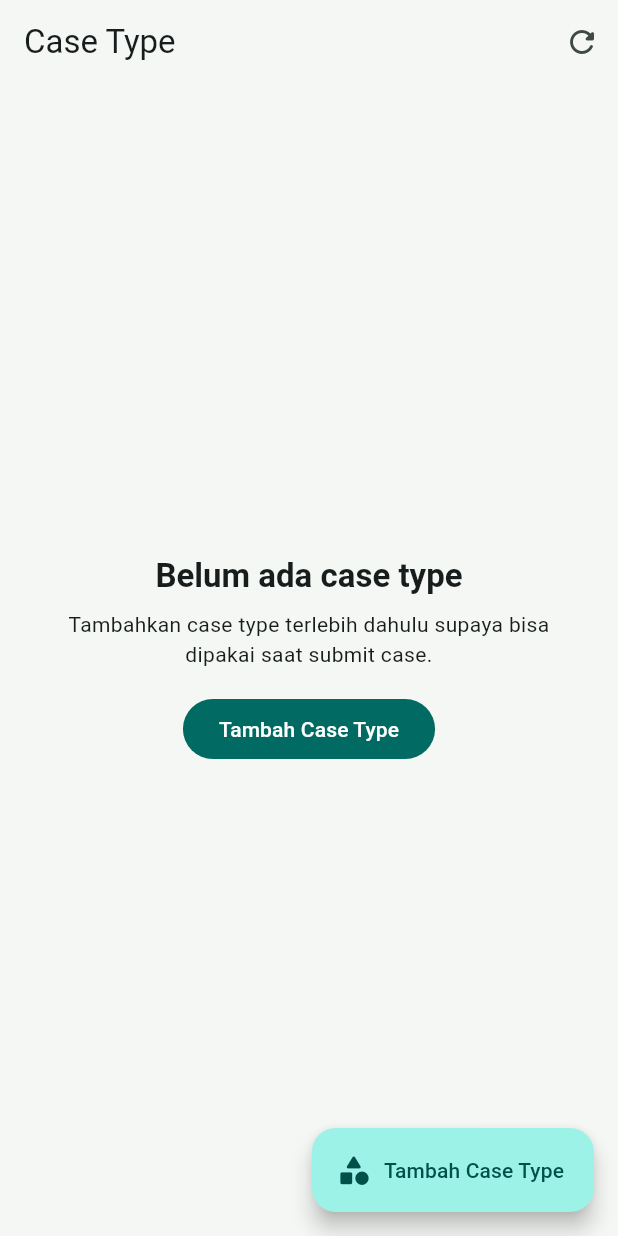
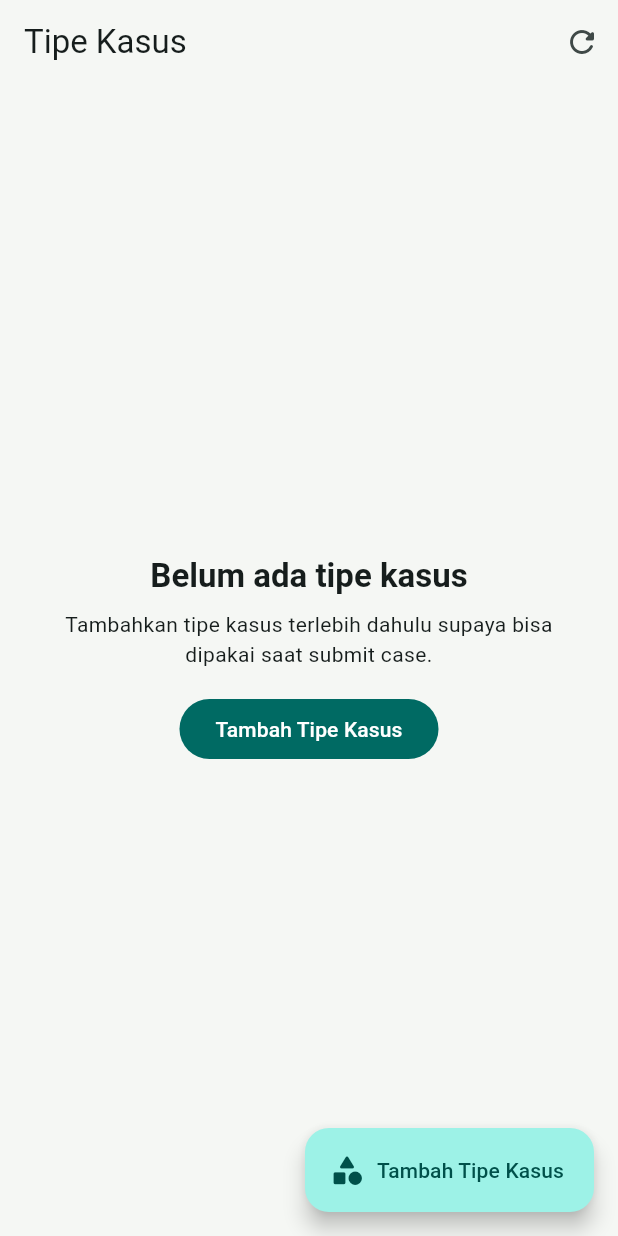
Before and after one commit to magerngulik/sesi-ira, a Flutter app: the CaseTypesPage screen opened by its route, on a phone screen of 412 x 824 dp. Run offline on Flutter 3.47's test engine with Material 3 defaults, Android fonts, the phone set to English and light mode, and no system bars; our stand-ins replace bloc, equatable, flutter_bloc, go_router, image_picker, supabase_flutter; accounts and stored records are empty.

Commit message:
- perbaikan wording case_yype ke tipe kasus - perubahan pada form cases

```diff
--- a/lib/features/cases/data/repositories/cases_repository.dart
+++ b/lib/features/cases/data/repositories/cases_repository.dart
@@ -37,9 +37,9 @@ class CasesRepository {
   Future<void> createCase({
     required String clientId,
     required String psychologistId,
+    required String caseTypeId,
     required String title,
     required String startDate,
-    String? endDate,
     String? category,
     String? complaint,
     String? goal,
@@ -51,13 +51,14 @@ class CasesRepository {
         .insert(<String, dynamic>{
           'client_id': clientId,
           'assigned_psychologist_id': psychologistId,
+          'case_type_id': caseTypeId,
           'title': title,
           'category': _emptyToNull(category),
           'complaint': _emptyToNull(complaint),
           'goal': _emptyToNull(goal),
           'status': status,
           'start_date': startDate,
-          'end_date': _emptyToNull(endDate),
+          'end_date': null,
         })
         .select('id')
         .single();
--- a/lib/features/cases/presentation/pages/case_types_page.dart
+++ b/lib/features/cases/presentation/pages/case_types_page.dart
@@ -63,7 +63,7 @@ class _CaseTypesPageState extends State<CaseTypesPage> {
   Widget build(BuildContext context) {
     return Scaffold(
       appBar: AppBar(
-        title: const Text('Case Type'),
+        title: const Text('Tipe Kasus'),
         actions: <Widget>[
           IconButton(
             onPressed: _reload,
@@ -75,7 +75,7 @@ class _CaseTypesPageState extends State<CaseTypesPage> {
       floatingActionButton: FloatingActionButton.extended(
         onPressed: _openCreateCaseTypeSheet,
         icon: const Icon(Icons.category_rounded),
-        label: const Text('Tambah Case Type'),
+        label: const Text('Tambah Tipe Kasus'),
       ),
       body: FutureBuilder<List<CaseTypeModel>>(
         future: _caseTypesFuture,
@@ -86,7 +86,7 @@ class _CaseTypesPageState extends State<CaseTypesPage> {
 
           if (snapshot.hasError) {
             return StateMessage(
-              title: 'Gagal memuat case type',
+              title: 'Gagal memuat tipe kasus',
               subtitle: '${snapshot.error}',
               actionLabel: 'Coba Lagi',
               onPressed: _reload,
@@ -96,10 +96,10 @@ class _CaseTypesPageState extends State<CaseTypesPage> {
           final caseTypes = snapshot.data ?? <CaseTypeModel>[];
           if (caseTypes.isEmpty) {
             return StateMessage(
-              title: 'Belum ada case type',
+              title: 'Belum ada tipe kasus',
               subtitle:
-                  'Tambahkan case type terlebih dahulu supaya bisa dipakai saat submit case.',
-              actionLabel: 'Tambah Case Type',
+                  'Tambahkan tipe kasus terlebih dahulu supaya bisa dipakai saat submit case.',
+              actionLabel: 'Tambah Tipe Kasus',
               onPressed: _openCreateCaseTypeSheet,
             );
           }
@@ -146,7 +146,7 @@ class _CaseTypesPageState extends State<CaseTypesPage> {
                           ),
                           IconButton(
                             onPressed: () => _openEditCaseTypeSheet(item),
-                            tooltip: 'Edit Case Type',
+                            tooltip: 'Edit Tipe Kasus',
                             icon: const Icon(Icons.edit_outlined),
                           ),
                           _CaseTypeStatusChip(isActive: item.isActive),
@@ -254,7 +254,7 @@ class _CaseTypeFormSheetState extends State<_CaseTypeFormSheet> {
             crossAxisAlignment: CrossAxisAlignment.start,
             children: <Widget>[
               Text(
-                _isEditMode ? 'Update Case Type' : 'Tambah Case Type',
+                _isEditMode ? 'Update Tipe Kasus' : 'Tambah Tipe Kasus',
                 style: Theme.of(context).textTheme.headlineSmall?.copyWith(
                   fontWeight: FontWeight.w700,
                 ),
@@ -272,13 +272,13 @@ class _CaseTypeFormSheetState extends State<_CaseTypeFormSheet> {
               TextFormField(
                 controller: _nameController,
                 decoration: const InputDecoration(
-                  labelText: 'Nama case type',
+                  labelText: 'Nama tipe kasus',
                   hintText: 'Contoh: Konseling Individu',
                 ),
                 textInputAction: TextInputAction.next,
                 validator: (value) {
                   if (value == null || value.trim().isEmpty) {
-                    return 'Nama case type wajib diisi.';
+                    return 'Nama tipe kasus wajib diisi.';
                   }
 
                   return null;
@@ -289,7 +289,7 @@ class _CaseTypeFormSheetState extends State<_CaseTypeFormSheet> {
                 controller: _descriptionController,
                 decoration: const InputDecoration(
                   labelText: 'Deskripsi',
-                  hintText: 'Jelaskan penggunaan case type ini.',
+                  hintText: 'Jelaskan penggunaan tipe kasus ini.',
                 ),
                 maxLines: 3,
                 textInputAction: TextInputAction.newline,
@@ -307,7 +307,7 @@ class _CaseTypeFormSheetState extends State<_CaseTypeFormSheet> {
                       },
                 title: const Text('Status aktif'),
                 subtitle: const Text(
-                  'Jika aktif, case type bisa langsung dipakai di form case.',
+                  'Jika aktif, tipe kasus bisa langsung dipakai di form case.',
                 ),
               ),
               const SizedBox(height: 20),
@@ -319,8 +319,8 @@ class _CaseTypeFormSheetState extends State<_CaseTypeFormSheet> {
                     _isSubmitting
                         ? 'Menyimpan...'
                         : _isEditMode
-                        ? 'Update Case Type'
-                        : 'Simpan Case Type',
+                        ? 'Update Tipe Kasus'
+                        : 'Simpan Tipe Kasus',
                   ),
                 ),
               ),
@@ -367,8 +367,8 @@ class _CaseTypeFormSheetState extends State<_CaseTypeFormSheet> {
           SnackBar(
             content: Text(
               _isEditMode
-                  ? 'Case type berhasil diperbarui.'
-                  : 'Case type baru berhasil dibuat.',
+                  ? 'Tipe kasus berhasil diperbarui.'
+                  : 'Tipe kasus baru berhasil dibuat.',
             ),
           ),
         );
@@ -387,8 +387,8 @@ class _CaseTypeFormSheetState extends State<_CaseTypeFormSheet> {
           SnackBar(
             content: Text(
               _isEditMode
-                  ? 'Gagal memperbarui case type: $error'
-                  : 'Gagal membuat case type: $error',
+                  ? 'Gagal memperbarui tipe kasus: $error'
+                  : 'Gagal membuat tipe kasus: $error',
             ),
           ),
         );
--- a/lib/features/cases/presentation/pages/master_case_page.dart
+++ b/lib/features/cases/presentation/pages/master_case_page.dart
@@ -101,9 +101,9 @@ class MasterCasePage extends StatelessWidget {
               ),
               const SizedBox(height: 12),
               _MasterCaseCard(
-                title: 'Case Type',
+                title: 'Tipe Kasus',
                 subtitle:
-                    'Data tipe case ini dipakai saat submit case untuk menentukan jenis layanan atau alur penanganannya.',
+                    'Data tipe kasus ini dipakai saat submit case untuk menentukan jenis layanan atau alur penanganannya.',
                 badge: 'Required',
                 icon: Icons.category_rounded,
                 accent: const Color(0xFF2563EB),
```
Also changed, not shown: lib/features/cases/presentation/pages/create_case_page.dart (+120 -62 lines).
